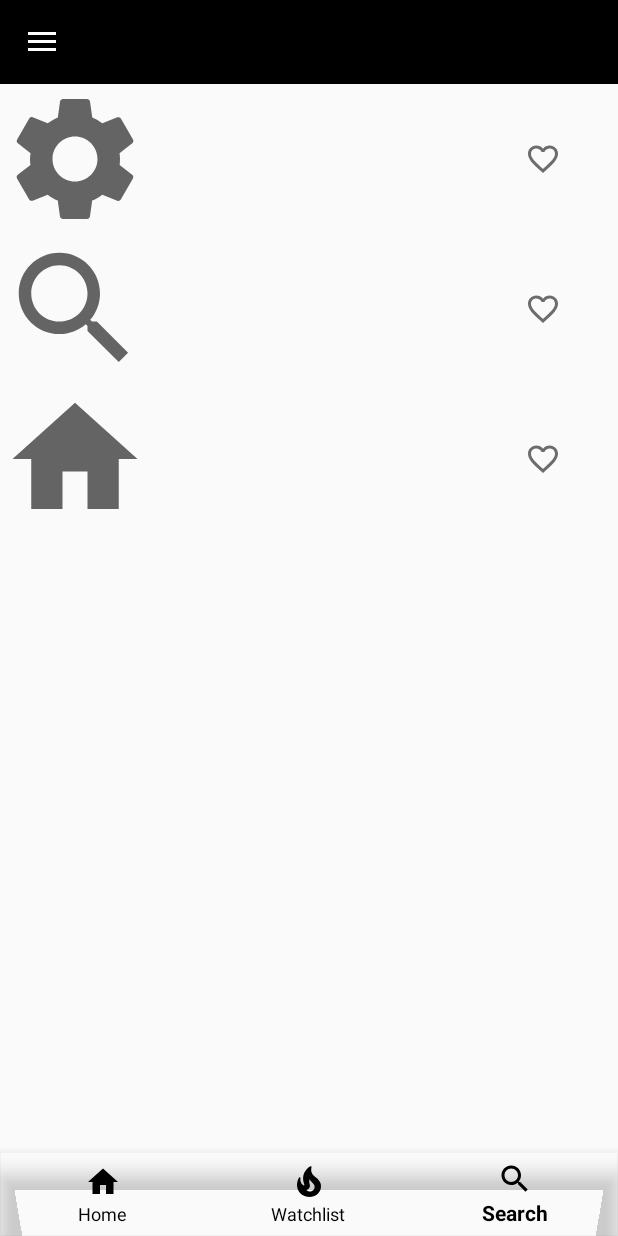
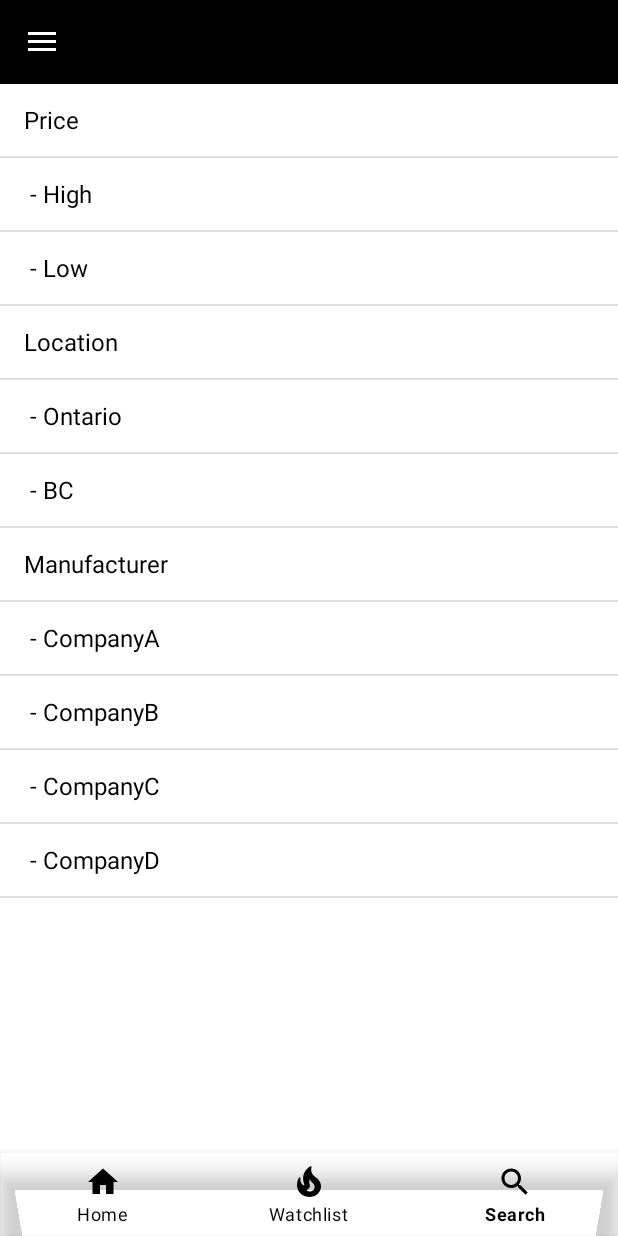
Before and after one commit to acrfactory/metaversal1022, an Android app: the fragment ProductFragment placed in its activity, item 3 of the bottom bar chosen, on a phone screen of 412 x 824 dp. Run offline under Robolectric (Android 15) with nearby library versions, the phone set to English and light mode, and no system bars.

Commit message:
Filter, and chan

```diff
--- a/app/src/main/AndroidManifest.xml
+++ b/app/src/main/AndroidManifest.xml
@@ -8,12 +8,12 @@
         android:label=""
         android:roundIcon="@mipmap/ic_launcher_round"
         android:supportsRtl="true"
-        android:theme="@style/AppTheme">
+        android:theme="@style/Theme.Gryphus">
 
         <activity
             android:name=".SplashActivity"
             android:exported="true"
-            android:theme="@style/AppTheme.NoActionBar">
+            android:theme="@style/Theme.Gryphus.NoActionBar">
             <intent-filter>
                 <action android:name="android.intent.action.MAIN" />
 
@@ -24,7 +24,7 @@
         <activity
             android:name=".MainActivity"
             android:exported="true"
-            android:theme="@style/AppTheme.NoActionBar"/>
+            android:theme="@style/Theme.Gryphus.NoActionBar"/>
     </application>
 
 </manifest>
--- a/app/src/main/java/com/example/gryphus/LoginFragment.java
+++ b/app/src/main/java/com/example/gryphus/LoginFragment.java
@@ -39,8 +39,8 @@ public class LoginFragment extends Fragment {
     public void onViewCreated(@NonNull View view, @Nullable Bundle savedInstanceState) {
         super.onViewCreated(view, savedInstanceState);
 
-        sharedPreferences = Objects.requireNonNull(getContext()
-                .getSharedPreferences("accountDB", Context.MODE_PRIVATE));
+        sharedPreferences = Objects.requireNonNull(getActivity()).getApplicationContext()
+                .getSharedPreferences("accountDB", Context.MODE_PRIVATE);
 
         sharedPreferencesEditor = sharedPreferences.edit();
 
--- a/app/src/main/java/com/example/gryphus/Product.java
+++ b/app/src/main/java/com/example/gryphus/Product.java
@@ -7,7 +7,7 @@ public class Product {
     private int itemID;
     private String name;
     private int quantity;
-    private double price;
+    private int price;
     private boolean inStock;
     private boolean favourite;
     private Drawable icon;
@@ -35,7 +35,7 @@ public class Product {
         this.icon = icon;
     }
 
-    public Product(String name, int itemID, int quantity, double price){
+    public Product(String name, int itemID, int quantity, int price){
         this.name = name;
         this.quantity = quantity;
         this.itemID = itemID;
@@ -56,11 +56,11 @@ public class Product {
         return name;
     }
 
-    public double getPrice() {
+    public int getPrice() {
         return price;
     }
 
-    public void setPrice(double price) {
+    public void setPrice(int price) {
         this.price = price;
     }
 
--- a/app/src/main/java/com/example/gryphus/ProductFragment.java
+++ b/app/src/main/java/com/example/gryphus/ProductFragment.java
@@ -1,5 +1,7 @@
 package com.example.gryphus;
 
+import android.content.Context;
+import android.content.SharedPreferences;
 import android.os.Bundle;
 
 import androidx.annotation.NonNull;
@@ -15,13 +17,24 @@ import android.view.ViewGroup;
 
 
 import java.util.ArrayList;
+import java.util.Objects;
 import java.util.Random;
 
 public class ProductFragment extends Fragment {
 
-    public static ArrayList<Product> productList;
+    private ArrayList<Product> productList;
     private RecyclerView recyclerView;
     private Random rand = new Random();
+
+    SharedPreferences sharedPrice;
+    SharedPreferences.Editor sharedPriceEditor;
+
+
+    SharedPreferences sharedLocation;
+    SharedPreferences.Editor sharedLocationEditor;
+
+    SharedPreferences sharedManufac;
+    SharedPreferences.Editor sharedManufacEditor;
 
 
     @Override
@@ -32,18 +45,52 @@ public class ProductFragment extends Fragment {
 
     }
 
-
+    @Nullable
     @Override
     public void onViewCreated(@NonNull View view, @Nullable Bundle savedInstanceState) {
         super.onViewCreated(view, savedInstanceState);
+
+        sharedPrice = Objects.requireNonNull(getActivity()).getApplicationContext()
+                .getSharedPreferences("productPrice",Context.MODE_PRIVATE);
+
+        sharedPriceEditor = sharedPrice.edit();
+
+        sharedLocation = Objects.requireNonNull(getActivity()).getApplicationContext()
+                .getSharedPreferences("productLocation",Context.MODE_PRIVATE);
+
+        sharedLocationEditor = sharedLocation.edit();
+
+        sharedManufac = Objects.requireNonNull(getActivity()).getApplicationContext()
+                .getSharedPreferences("productManufacturer",Context.MODE_PRIVATE);
+
+        sharedManufacEditor = sharedManufac.edit();
+
+
         recyclerView = getView().findViewById(R.id.recycler);
         productList = new ArrayList<>();
-        setProductInfo();
+        if (productList.size() == 0){
+            setProductInfo();
+            setProductID();
+            setProductLoc();
+            setProductManu();
+            setProductPrice();
+    } else {
+
+        }
+
+        for (Product products:
+             productList) {
+            sharedPriceEditor.putInt(products.getName(),products.getPrice());
+        }
+
+
         setAdapter();
     }
 
+
+
     private void setAdapter() {
-        recyclerAdapter adapter = new recyclerAdapter(productList);
+        productAdapter adapter = new productAdapter(productList);
         RecyclerView.LayoutManager layoutManager = new LinearLayoutManager(getContext());
         recyclerView.setLayoutManager(layoutManager);
         recyclerView.setItemAnimator(new DefaultItemAnimator());
@@ -67,6 +114,7 @@ public class ProductFragment extends Fragment {
         productList.add(new Product("Test Product 14",getContext().getDrawable(R.drawable.ic_settings) ));
         productList.add(new Product("Test Product 15",getContext().getDrawable(R.drawable.ic_settings) ));
         productList.add(new Product("Test Product 16",getContext().getDrawable(R.drawable.ic_settings) ));
+
     }
 
     private void setProductID() {
@@ -80,4 +128,39 @@ public class ProductFragment extends Fragment {
             products.setItemID(id);
         }
     }
+
+    private void setProductLoc() {
+        for (int i = 0; i < 8; i++) {
+            sharedLocationEditor.putString(productList.get(i).getName(),"Ontario");
+        }
+        for (int i = 8; i < 16; i++) {
+            sharedLocationEditor.putString(productList.get(i).getName(),"BC");
+        }
+    }
+
+    private void setProductManu() {
+        for (int i = 0; i <4; i++) {
+            sharedManufacEditor.putString(productList.get(i).getName(),"CompanyA");
+        }
+        for (int i = 4; i < 8; i++) {
+            sharedManufacEditor.putString(productList.get(i).getName(),"CompanyB");
+        }
+        for (int i = 8; i < 12; i++) {
+            sharedManufacEditor.putString(productList.get(i).getName(),"CompanyC");
+        }
+        for (int i = 12; i < 16; i++) {
+            sharedManufacEditor.putString(productList.get(i).getName(),"CompanyD");
+        }
+
+
+    }
+
+    private void setProductPrice() {
+        for (int i = 0; i < 8 ; i++) {
+            sharedPriceEditor.putInt(productList.get(i).getName(), 500);
+        }
+        for (int i = 8; i < 16 ; i++) {
+            sharedPriceEditor.putInt(productList.get(i).getName(), 2000);
+        }
+    }
 }
--- a/app/src/main/java/com/example/gryphus/SearchFragment.java
+++ b/app/src/main/java/com/example/gryphus/SearchFragment.java
@@ -1,9 +1,16 @@
 package com.example.gryphus;
 
+import android.app.LauncherActivity;
+import android.content.Context;
+import android.content.SharedPreferences;
 import android.os.Bundle;
 import android.view.LayoutInflater;
 import android.view.View;
 import android.view.ViewGroup;
+import android.widget.AdapterView;
+import android.widget.ArrayAdapter;
+import android.widget.ListView;
+import android.widget.TextView;
 
 import androidx.annotation.NonNull;
 import androidx.annotation.Nullable;
@@ -13,42 +20,55 @@ import androidx.recyclerview.widget.LinearLayoutManager;
 import androidx.recyclerview.widget.RecyclerView;
 
 import java.util.ArrayList;
+import java.util.Objects;
 import java.util.Random;
 
 public class SearchFragment extends Fragment {
     private ArrayList<Filter> filterList;
-    private RecyclerView recyclerView;
-    private Random rand = new Random();
+    private String[] filter = {"Price", " - High", " - Low", "Location", " - Ontario", " - BC", "Manufacturer",
+            " - CompanyA", " - CompanyB", " - CompanyC", " - CompanyD"};
+    ListView list;
+
+
+    SharedPreferences sharedFilter;
+    SharedPreferences.Editor sharedFilterEditor;
 
     @Nullable
     @Override
     public View onCreateView(@NonNull LayoutInflater inflater, @Nullable ViewGroup container, @Nullable Bundle savedInstanceState) {
-        return inflater.inflate(R.layout.fragment_productrecycler, container,false);
+        return inflater.inflate(R.layout.fragment_search, container,false);
     }
 
     public void onViewCreated(@NonNull View view, @Nullable Bundle savedInstanceState) {
         super.onViewCreated(view, savedInstanceState);
-        recyclerView = getView().findViewById(R.id.recycler);
-        filterList = new ArrayList<>();
-        setFilterInfo();
-        setAdapter();
+
+
+        sharedFilter = Objects.requireNonNull(getActivity()).getApplicationContext()
+                .getSharedPreferences("Filter",Context.MODE_PRIVATE);
+        sharedFilterEditor = sharedFilter.edit();
+
+
+        ArrayAdapter adapter = new ArrayAdapter(getContext(), android.R.layout.simple_list_item_1, filter);
+        list = getView().findViewById(R.id.list);
+                list.setAdapter(adapter);
+
+        list.setOnItemClickListener(new AdapterView.OnItemClickListener() {
+            @Override
+            public void onItemClick(AdapterView<?> adapterView, View view, int i, long l) {
+                if (!filter[i].equals("Price") && !filter[i].equals("Location") && !filter[i].equals("Manufacturer")) {
+
+                    sharedFilterEditor.putString("");
+                    requireActivity().getSupportFragmentManager().beginTransaction()
+                            .replace(R.id.fragment_container,
+                                    new ProductFragment()).addToBackStack(null).commit();
+                }
+            }
+        });
 
 
     }
 
-    private void setAdapter() {
-        FilterAdapter adapter = new FilterAdapter(filterList);
-        RecyclerView.LayoutManager layoutManager = new LinearLayoutManager(getContext());
-        recyclerView.setLayoutManager(layoutManager);
-        recyclerView.setItemAnimator(new DefaultItemAnimator());
-        recyclerView.setAdapter(adapter);
-    }
 
-    private void setFilterInfo() {
-        filterList.add(new Filter("CPU", getContext().getDrawable(R.drawable.ic_settings)));
-        filterList.add(new Filter("HHD", getContext().getDrawable(R.drawable.ic_search)));
-        filterList.add(new Filter("REM", getContext().getDrawable(R.drawable.ic_home)));
-    }
 
 
 }
--- a/app/src/main/java/com/example/gryphus/SignUpFragment.java
+++ b/app/src/main/java/com/example/gryphus/SignUpFragment.java
@@ -41,7 +41,7 @@ public class SignUpFragment extends Fragment {
         account = new AccountModel();
 
         sharedPreferences = Objects.requireNonNull(getActivity()).getApplicationContext()
-                .getSharedPreferences("accountDB", Context.MODE_PRIVATE);
+                .getSharedPreferences("acountDB", Context.MODE_PRIVATE);
 
         sharedPreferencesEditor = sharedPreferences.edit();
 
--- a/app/src/main/java/com/example/gryphus/productAdapter.java
+++ b/app/src/main/java/com/example/gryphus/productAdapter.java
@@ -1,13 +1,9 @@
 package com.example.gryphus;
 
-import android.content.Context;
-import android.content.SharedPreferences;
 import android.graphics.drawable.Drawable;
-import android.util.Log;
 import android.view.LayoutInflater;
 import android.view.View;
 import android.view.ViewGroup;
-import android.widget.Button;
 import android.widget.ImageView;
 import android.widget.TextView;
 import android.widget.Toast;
@@ -16,38 +12,15 @@ import androidx.annotation.NonNull;
 import androidx.recyclerview.widget.RecyclerView;
 
 import java.util.ArrayList;
-import java.util.Objects;
 
 public class productAdapter extends RecyclerView.Adapter<productAdapter.myViewHolder> {
 
 
     private ArrayList<Product> productList;
+
     public productAdapter(ArrayList<Product> productList) {
         this.productList = productList;
     }
-
-
-    public class myViewHolder extends RecyclerView.ViewHolder {
-        private TextView nameText;
-        private ImageView image;
-        private ImageView favButton;
-
-
-        public myViewHolder(final View v){
-            super(v);
-            nameText = v.findViewById(R.id.info);
-            image = v.findViewById(R.id.imageView);
-            favButton = v.findViewById(R.id.favButton);
-            favButton.setOnClickListener(new View.OnClickListener() {
-                @Override
-                public void onClick(View view) {
-                    favButton.setBackgroundResource(R.drawable.ic_baseline_favorite_24);
-                    Log.d("test", "onClick: like for product" + nameText);
-                }
-            });
-        }
-    }
-
 
     @NonNull
     @Override
@@ -66,6 +39,7 @@ public class productAdapter extends RecyclerView.Adapter<productAdapter.myViewHo
         return new myViewHolder(itemView);
     }
 
+
     @Override
     public void onBindViewHolder(@NonNull myViewHolder holder, int position) {
         String productName = productList.get(position).getName();
@@ -80,4 +54,37 @@ public class productAdapter extends RecyclerView.Adapter<productAdapter.myViewHo
     public int getItemCount() {
         return productList.size();
     }
+
+    public class myViewHolder extends RecyclerView.ViewHolder {
+        private TextView nameText;
+        private ImageView image;
+        private ImageView favButton;
+        private Drawable likeFill;
+        private Drawable likeEmpty;
+        private int likeState = 0;
+
+
+        public myViewHolder(final View v) {
+            super(v);
+            nameText = v.findViewById(R.id.info);
+            image = v.findViewById(R.id.imageView);
+            favButton = v.findViewById(R.id.favButton);
+            likeFill = favButton.getContext().getDrawable(R.drawable.ic_baseline_favorite_24);
+            likeEmpty = favButton.getContext().getDrawable(R.drawable.ic_baseline_favorite_border_24);
+            favButton.setOnClickListener(new View.OnClickListener() {
+                @Override
+                public void onClick(View view) {
+                    if (likeState == 0) {
+                        favButton.setImageDrawable(likeFill);
+                        Toast.makeText(favButton.getContext(), "Added to Watchlist", Toast.LENGTH_SHORT).show();
+                        likeState++;
+                    } else if (likeState == 1) {
+                        Toast.makeText(favButton.getContext(), "Removed from Watchlist", Toast.LENGTH_SHORT).show();
+                        favButton.setImageDrawable(likeEmpty);
+                        likeState = 0;
+                    }
+                }
+            });
+        }
+    }
 }
--- a/app/src/main/res/layout/fragment_search.xml
+++ b/app/src/main/res/layout/fragment_search.xml
@@ -5,11 +5,8 @@
     android:theme="@style/Theme.Gryphus">
 
 
-    <TextView
-        android:layout_width="wrap_content"
-        android:layout_height="wrap_content"
-        android:text="Search Fragment"
-        android:textSize="30sp"
-        android:layout_centerInParent="true"/>
-
+    <ListView
+        android:id="@+id/list"
+        android:layout_width="match_parent"
+        android:layout_height="match_parent" />
 </RelativeLayout>
```
